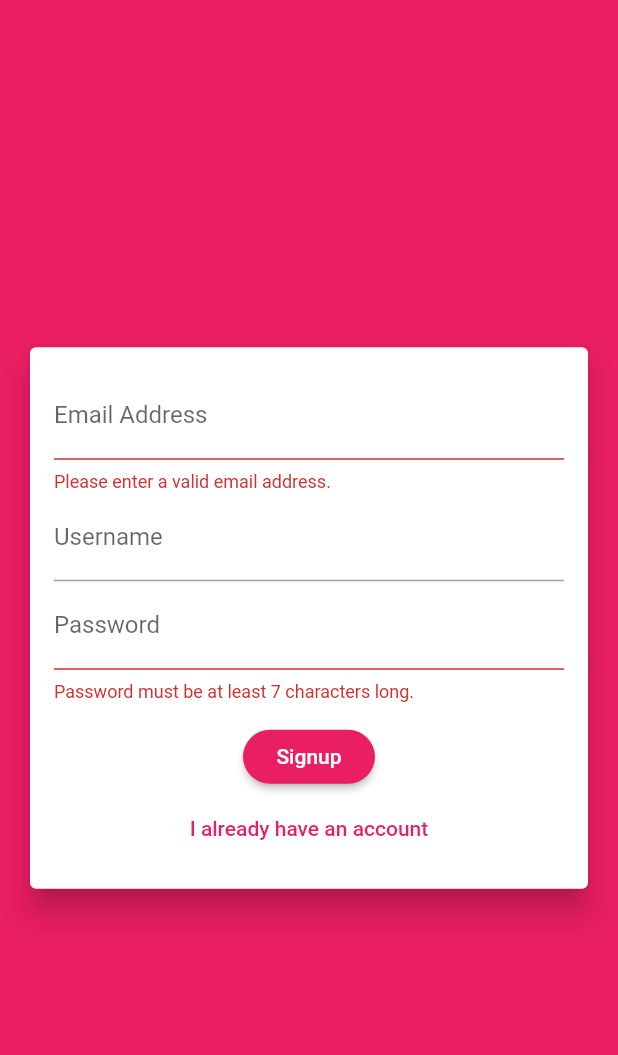
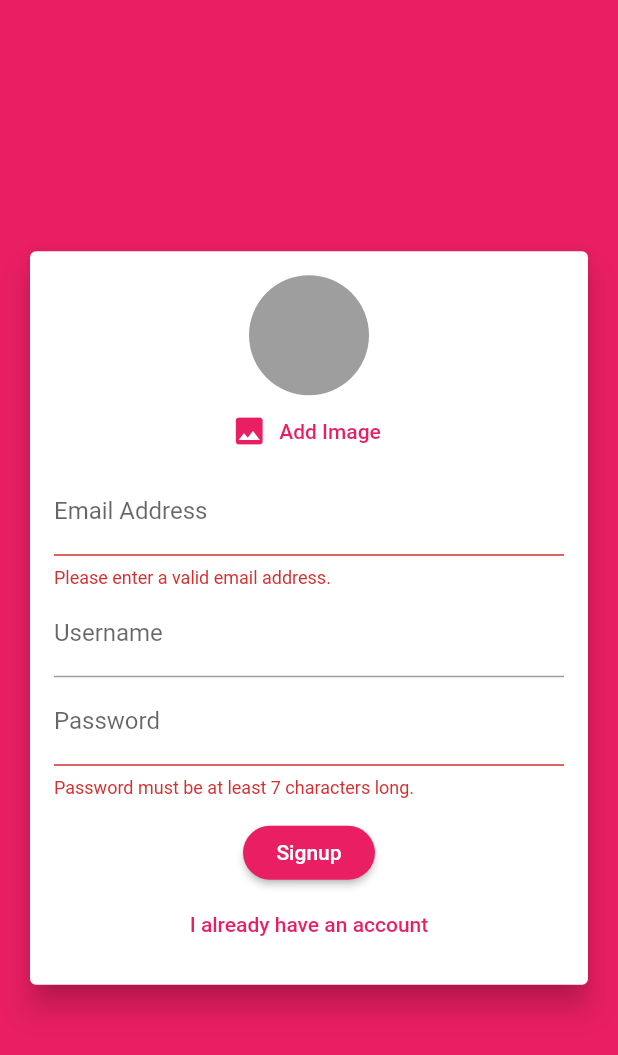
Before and after one commit to charger513/chat_app, a Flutter app: the screen it shows after launch, after a tap on "Login", after a tap on "Create new account", on a phone screen of 412 x 824 dp. Shown: the top 1055 px of the screen. Run offline on Flutter 3.47's test engine with Material 2 defaults, Android fonts, the phone set to English and light mode, and no system bars; our stand-ins replace cloud_firestore, firebase_auth, image_picker; accounts and stored records are empty.

Commit message:
Adding an Image Picker

```diff
--- a/lib/screens/auth_screen.dart
+++ b/lib/screens/auth_screen.dart
@@ -1,4 +1,4 @@
-import 'package:chat_app/widgets/auth_form.dart';
+import 'package:chat_app/widgets/auth/auth_form.dart';
 import 'package:cloud_firestore/cloud_firestore.dart';
 import 'package:flutter/material.dart';
 import 'package:firebase_auth/firebase_auth.dart';
--- a/lib/screens/chat_screen.dart
+++ b/lib/screens/chat_screen.dart
@@ -1,6 +1,5 @@
 import 'package:chat_app/widgets/chat/messages.dart';
 import 'package:chat_app/widgets/chat/new_message.dart';
-import 'package:cloud_firestore/cloud_firestore.dart';
 import 'package:firebase_auth/firebase_auth.dart';
 import 'package:flutter/material.dart';
 
--- a/lib/widgets/auth_form.dart
+++ b/lib/widgets/auth/auth_form.dart
@@ -1,3 +1,4 @@
+import 'package:chat_app/widgets/pickers/user_image_picker.dart';
 import 'package:flutter/material.dart';
 
 class AuthForm extends StatefulWidget {
@@ -56,6 +57,7 @@ class _AuthFormState extends State<AuthForm> {
               child: Column(
                 mainAxisSize: MainAxisSize.min,
                 children: <Widget>[
+                  if (!_isLogin) UserImagePicker(),
                   TextFormField(
                     key: ValueKey('email'),
                     validator: (value) {
--- a/lib/widgets/chat/message_bubble.dart
+++ b/lib/widgets/chat/message_bubble.dart
@@ -1,4 +1,3 @@
-import 'package:cloud_firestore/cloud_firestore.dart';
 import 'package:flutter/material.dart';
 
 class MessageBubble extends StatelessWidget {
--- /dev/null
+++ b/lib/widgets/pickers/user_image_picker.dart
@@ -0,0 +1,41 @@
+import 'dart:io';
+
+import 'package:flutter/material.dart';
+import 'package:image_picker/image_picker.dart';
+
+class UserImagePicker extends StatefulWidget {
+  @override
+  _UserImagePickerState createState() => _UserImagePickerState();
+}
+
+class _UserImagePickerState extends State<UserImagePicker> {
+  File _pickedImage;
+
+  void _pickImage() async {
+    final pickedImageFile =
+        await ImagePicker.pickImage(source: ImageSource.camera);
+
+    setState(() {
+      _pickedImage = pickedImageFile;
+    });
+  }
+
+  @override
+  Widget build(BuildContext context) {
+    return Column(
+      children: <Widget>[
+        CircleAvatar(
+          radius: 40,
+          backgroundColor: Colors.grey,
+          backgroundImage: _pickedImage != null ? FileImage(_pickedImage) : null,
+        ),
+        FlatButton.icon(
+          textColor: Theme.of(context).primaryColor,
+          onPressed: _pickImage,
+          icon: Icon(Icons.image),
+          label: Text('Add Image'),
+        ),
+      ],
+    );
+  }
+}
--- a/pubspec.yaml
+++ b/pubspec.yaml
@@ -25,6 +25,7 @@ dependencies:
   cupertino_icons: ^0.1.2
   cloud_firestore: ^0.13.5
   firebase_auth: ^0.16.0
+  image_picker: ^0.6.6+1
 
 dev_dependencies:
   flutter_test:
```
Also changed, not shown: pubspec.lock.
